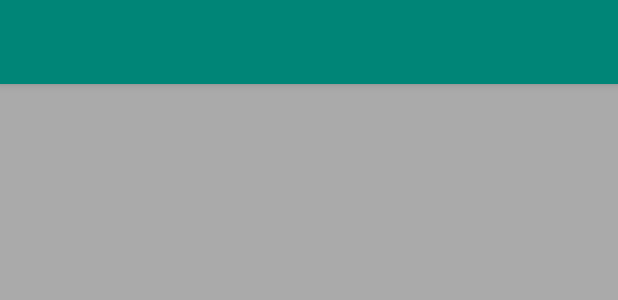
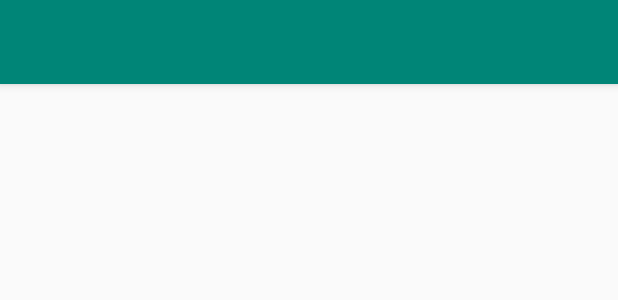
Before and after one commit to claaraamaria/GamesSelector, an Android app: the layout listview_item.xml on its own in the app's theme, with its tools: preview values and no code run, on a phone screen of 412 x 824 dp. Shown: the top 300 px of the screen. Run offline under Robolectric (Android 15) with nearby library versions, the phone set to English and light mode, and no system bars.

Commit message:
Made the Recycler view a fragment.

```diff
--- a/app/src/main/java/com/claramaria/gamesselector/GamesAdapter.java
+++ b/app/src/main/java/com/claramaria/gamesselector/GamesAdapter.java
@@ -44,7 +44,7 @@ public class GamesAdapter extends BaseAdapter {
         View rowView = convertView;
         if (convertView == null) {
             LayoutInflater inflater = gamesActivity.getLayoutInflater();
-            rowView = inflater.inflate(R.layout.card_item, parent, false);
+            rowView = inflater.inflate(R.layout.item_card, parent, false);
             // configure view holder
             ViewHolder viewHolder = new ViewHolder();
             gamesActivity.setViewHolder(viewHolder);
--- a/app/src/main/java/com/claramaria/gamesselector/ListAdapter.java
+++ b/app/src/main/java/com/claramaria/gamesselector/ListAdapter.java
@@ -1,5 +1,6 @@
 package com.claramaria.gamesselector;
 
+import android.content.Context;
 import android.view.LayoutInflater;
 import android.view.View;
 import android.view.ViewGroup;
@@ -48,14 +49,14 @@ public class ListAdapter extends RecyclerView.Adapter<ListAdapter.ViewHolder> {
         }
     }
 
-    ListAdapter(ArrayList<ListItemData> list) {
+    public ListAdapter(Context mContext, ArrayList<ListItemData> list) {
         mList = list;
     }
 
     @NonNull
     @Override
     public ViewHolder onCreateViewHolder(@NonNull ViewGroup parent, int viewType) {
-        View view = LayoutInflater.from(parent.getContext()).inflate(R.layout.list_item, parent, false);
+        View view = LayoutInflater.from(parent.getContext()).inflate(R.layout.item_list, parent, false);
         return new ViewHolder(view, mListener);
     }
 
--- a/app/src/main/java/com/claramaria/gamesselector/ListItemData.java
+++ b/app/src/main/java/com/claramaria/gamesselector/ListItemData.java
@@ -8,7 +8,7 @@ public class ListItemData implements Parcelable {
     private String mText1;
     private String mText2;
 
-    ListItemData(int imageResource, String text1, String text2) {
+    public ListItemData(int imageResource, String text1, String text2) {
         mImageResource = imageResource;
         mText1 = text1;
         mText2 = text2;
--- a/app/src/main/res/layout/listview_item.xml
+++ b/app/src/main/res/layout/listview_item.xml
@@ -6,8 +6,7 @@
     xmlns:app="http://schemas.android.com/apk/res-auto"
     android:id="@+id/drawer_list"
     android:fitsSystemWindows="true"
-    tools:context="com.claramaria.gamesselector.MainActivity"
-    tools:openDrawer="start">
+    tools:context="com.claramaria.gamesselector.MainActivity">
 
     <LinearLayout
         android:layout_width="match_parent"
@@ -17,14 +16,6 @@
         <include
             android:id="@+id/toolbar"
             layout="@layout/toolbar" />
-
-        <androidx.recyclerview.widget.RecyclerView
-            android:id="@+id/recyclerView"
-            android:layout_width="match_parent"
-            android:layout_height="match_parent"
-            android:background="@android:color/darker_gray"
-            android:padding="4dp"
-            android:scrollbars="vertical"/>
 
         <FrameLayout
             android:id="@+id/fragment_container"
--- a/app/src/main/res/menu/drawer_view.xml
+++ b/app/src/main/res/menu/drawer_view.xml
@@ -4,6 +4,10 @@
     tools:showIn="navigation_view">
 
     <group android:checkableBehavior="single">
+        <item
+            android:id="@+id/nav_list"
+            android:icon="@drawable/ic_run"
+            android:title="List of Games" />
         <item
             android:id="@+id/nav_message"
             android:icon="@drawable/ic_message"
```
Also changed, not shown: app/src/main/java/com/claramaria/gamesselector/MainActivity.java (+44 -40 lines), app/src/main/java/com/claramaria/gamesselector/fragments/ListFragment.java (added, +98 -0 lines), app/src/main/res/layout/fragment_list.xml (added, +15 -0 lines), app/src/main/res/layout/item_card.xml (renamed from app/src/main/res/layout/card_item.xml), app/src/main/res/layout/item_list.xml (renamed from app/src/main/res/layout/list_item.xml).
